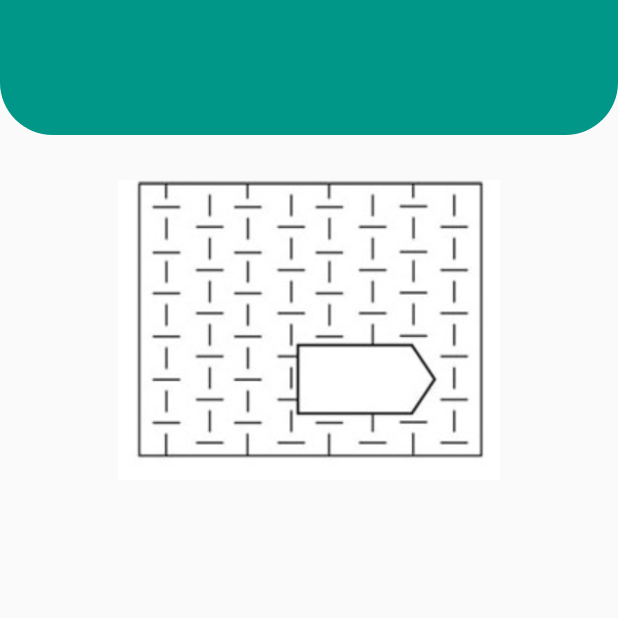
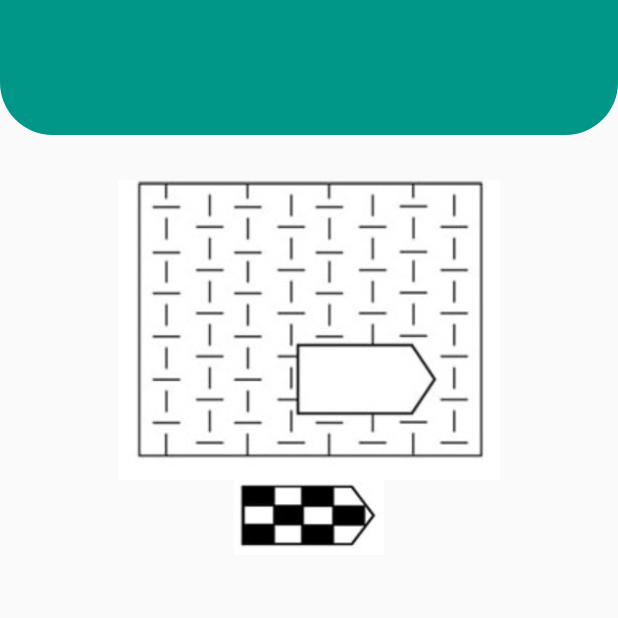
Before and after one commit to narjesabdolii/RPMT_text, a Flutter app: the QuestionOne screen opened by its route, on a phone screen of 412 x 824 dp, the top half of it. Run offline on Flutter 3.47's test engine with Material 2 defaults, Android fonts, the phone set to English and light mode, and no system bars; missing offline and left inert: persian_fonts.

Commit message:
add first image button

```diff
--- a/lib/pages/Question_one.dart
+++ b/lib/pages/Question_one.dart
@@ -39,7 +39,7 @@ class _QuestionOneState extends State<QuestionOne> {
                 ],
               ),
           ),
-          SizedBox(height: 30,),
+          const SizedBox(height: 30,),
           Container(
             padding: const EdgeInsets.only(
               left: 10,
@@ -52,10 +52,37 @@ class _QuestionOneState extends State<QuestionOne> {
               ),
               borderRadius: BorderRadius.circular(50),
             ),
-          )
+          ),
+          const ButtonCard(address: 'assets/a1.png'),
+
         ],
       ),
       ),
       );
   }
 }
+
+class ButtonCard extends StatelessWidget{
+  const ButtonCard ({
+    Key? key,
+    required this.address
+
+  })  : super(key: key);
+  final String address;
+
+  @override
+  Widget build(BuildContext context) {
+    Size size = MediaQuery.of(context).size;
+    return GestureDetector(
+      onTap: (){
+
+      },
+      child: Image(
+              image: AssetImage(address),
+               fit: BoxFit.fill,
+                height: 50,
+                width: 100 ,
+            ),
+          );
+  }
+}
```
Also changed, not shown: pubspec.yaml (+1 -12 lines), assets/a1.png (added).
